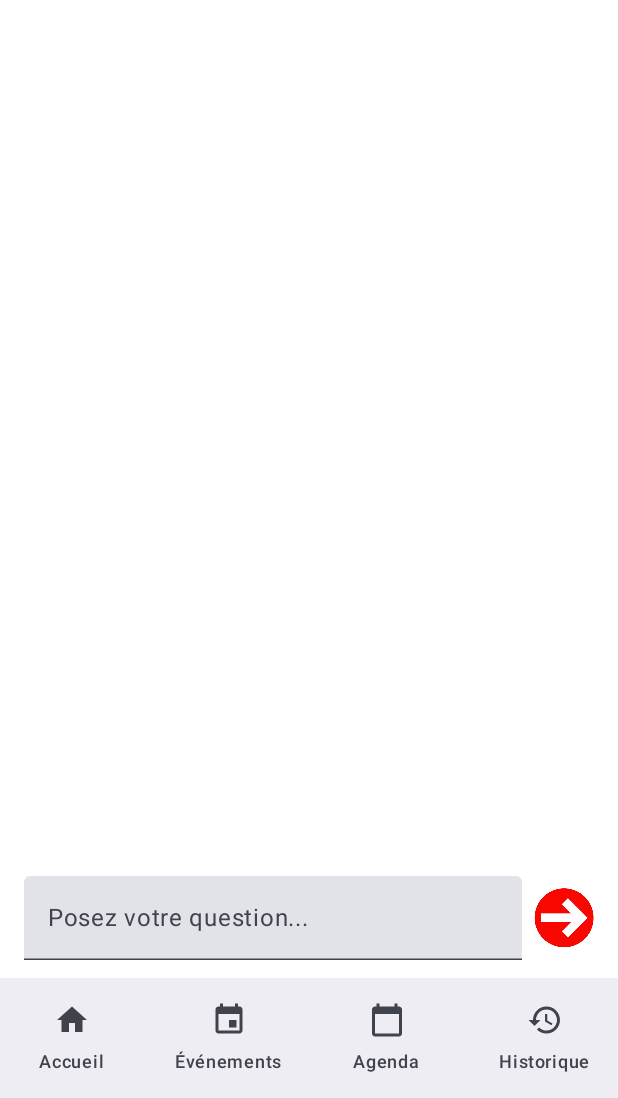
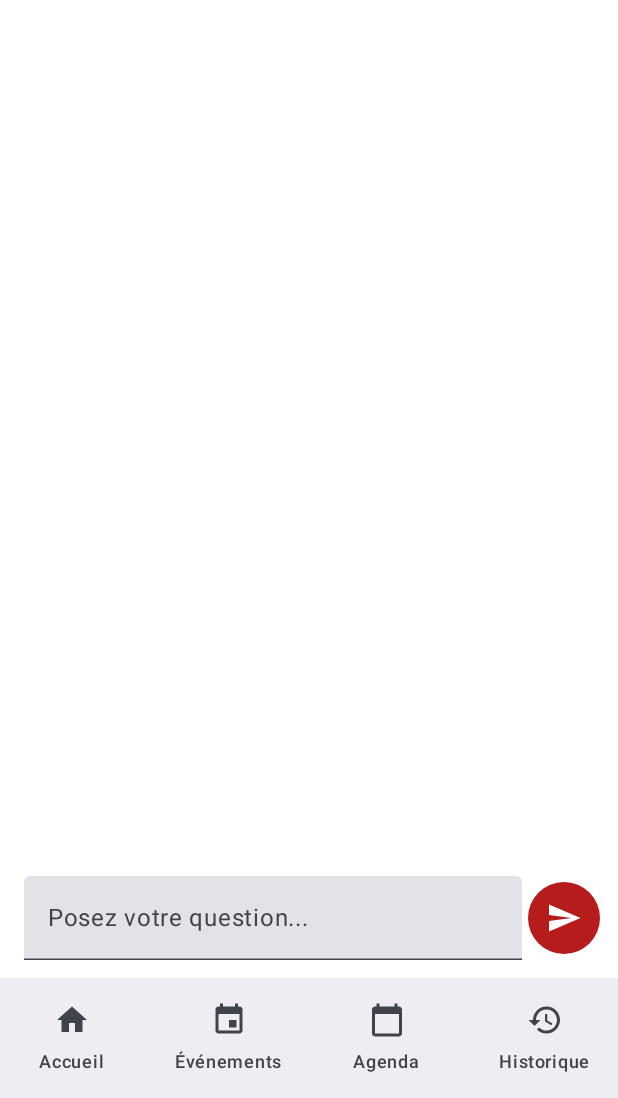
Before and after one commit to sophie92huhj/ISENSmartCompanion, an Android app built with Jetpack Compose: the screen it shows after launch (MainActivity), after a tap on "Envoyer", on a phone screen of 412 x 824 dp, the part 138-1236 px from its top. Run offline under Robolectric (Android 15) with nearby library versions, the phone set to English and light mode, and no system bars; our stand-ins replace Room's generated code; libraries missing offline, so code that uses them is left out: com.google.ai.client; 1 statement that could not run was skipped.

```diff
--- a/app/src/main/java/fr/isen/soubry/isensmartcompanion/screens/AssistantScreen.kt
+++ b/app/src/main/java/fr/isen/soubry/isensmartcompanion/screens/AssistantScreen.kt
@@ -19,8 +19,11 @@ import androidx.compose.foundation.Image
 import androidx.compose.foundation.clickable
 import androidx.compose.ui.res.painterResource
 import fr.isen.soubry.isensmartcompanion.R
+import androidx.compose.foundation.shape.CircleShape
 import com.google.ai.client.generativeai.GenerativeModel
 import kotlinx.coroutines.withContext
+import androidx.compose.material.icons.Icons
+import androidx.compose.material.icons.filled.Send
 import androidx.lifecycle.viewmodel.compose.viewModel
 import fr.isen.soubry.isensmartcompanion.data.InteractionViewModel
 
@@ -96,13 +99,8 @@ fun AssistantScreen(viewModel: InteractionViewModel = viewModel()) {
                 singleLine = true,
                 modifier = Modifier.weight(1f).padding(end = 8.dp)
             )
-
-            Image(
-                painter = painterResource(id = R.drawable.fleche),
-                contentDescription = "Envoyer",
-                modifier = Modifier
-                    .size(40.dp)
-                    .clickable {
+            IconButton(
+                onClick = {
                     if (question.isNotEmpty()) {
                         val currentQuestion = question
                         question = ""
@@ -122,8 +120,18 @@ fun AssistantScreen(viewModel: InteractionViewModel = viewModel()) {
                     } else {
                         Toast.makeText(context, "Veuillez entrer une question", Toast.LENGTH_SHORT).show()
                     }
-                    } // ✅ Rend l’image cliquable
+                },
+                modifier = Modifier
+                    .size(40.dp)
+                    .background(Color(0xFFB71C1C), shape = CircleShape)
+            ) {
+                Icon(
+                    imageVector = Icons.Filled.Send,
+                    contentDescription = "Envoyer",
+                    tint = Color.White
                 )
+            }
+
         }
 
     }
```
Also changed, not shown: app/src/main/java/fr/isen/soubry/isensmartcompanion/screens/HistoryScreen.kt (line endings or trailing spaces), 1 other file. Lines whose indentation alone changed are shown as unchanged.
